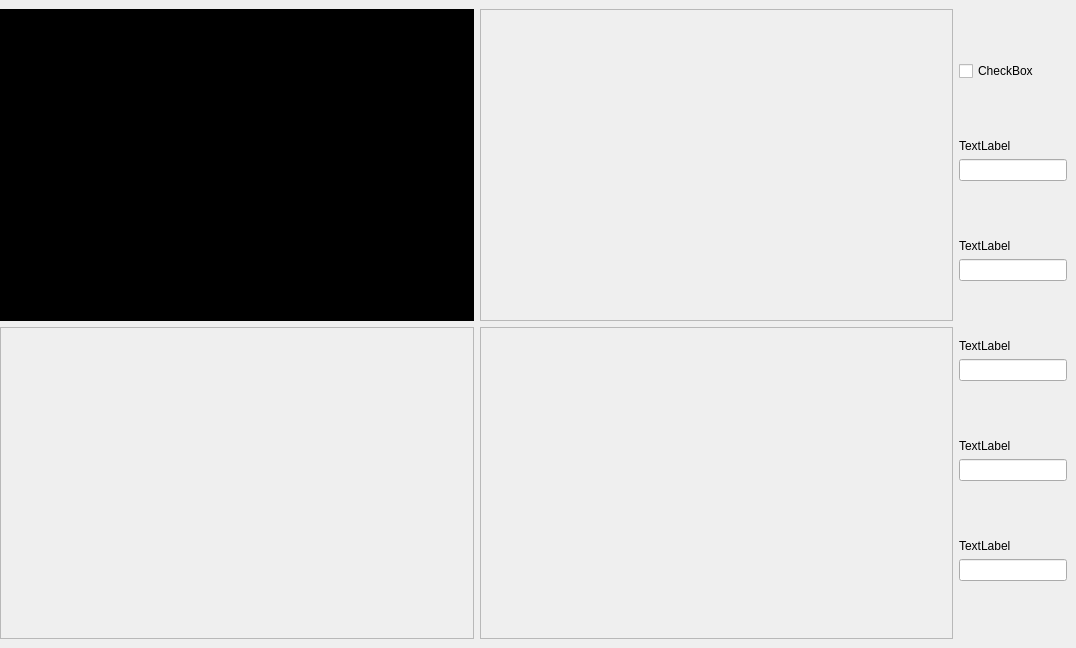
Before: the Qt Designer form untitled.ui in roderiix/Tarea2-IA, drawn with Qt 5.
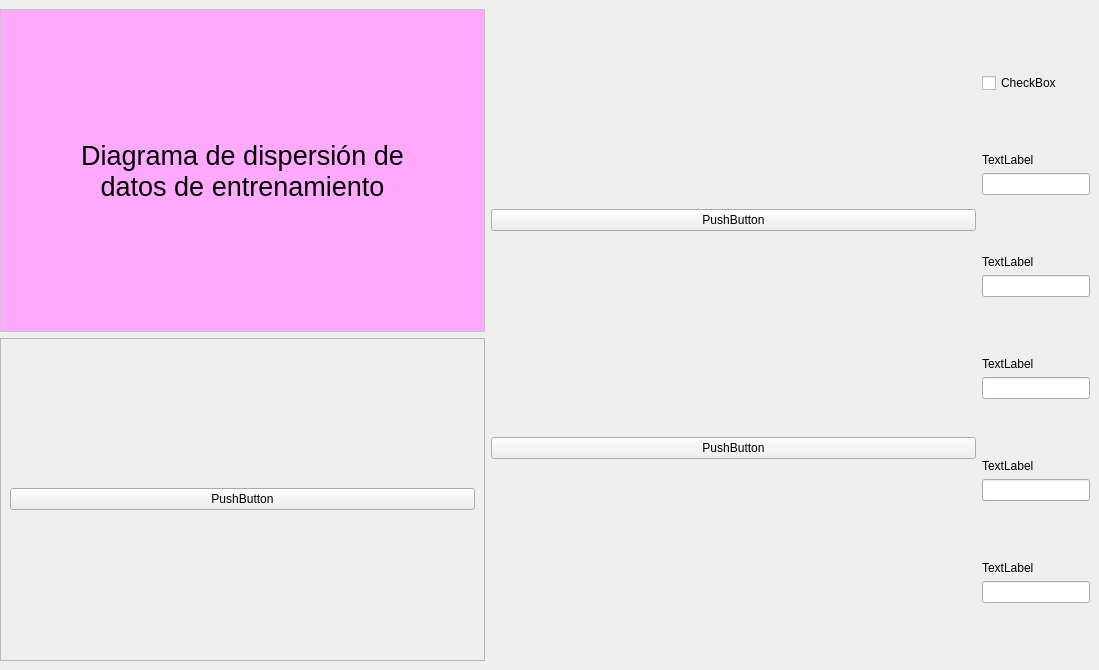
After: the same form once the commit is applied.

What changed in the file:
```diff
--- a/untitled.ui
+++ b/untitled.ui
@@ -6,8 +6,8 @@
    <rect>
     <x>0</x>
     <y>0</y>
-    <width>1076</width>
-    <height>648</height>
+    <width>1099</width>
+    <height>670</height>
    </rect>
   </property>
   <property name="minimumSize">
@@ -36,7 +36,7 @@
           <item>
            <widget class="QFrame" name="frame">
             <property name="styleSheet">
-             <string notr="true">background-color: rgb(0, 0, 0);</string>
+             <string notr="true">background-color: rgb(255, 255, 255);</string>
             </property>
             <property name="frameShape">
              <enum>QFrame::StyledPanel</enum>
@@ -44,6 +44,48 @@
             <property name="frameShadow">
              <enum>QFrame::Raised</enum>
             </property>
+            <layout class="QGridLayout" name="gridLayout">
+             <property name="leftMargin">
+              <number>0</number>
+             </property>
+             <property name="topMargin">
+              <number>0</number>
+             </property>
+             <property name="rightMargin">
+              <number>0</number>
+             </property>
+             <property name="bottomMargin">
+              <number>0</number>
+             </property>
+             <property name="spacing">
+              <number>0</number>
+             </property>
+             <item row="0" column="0">
+              <widget class="QPushButton" name="Btn_Grafico1">
+               <property name="sizePolicy">
+                <sizepolicy hsizetype="Ignored" vsizetype="Ignored">
+                 <horstretch>0</horstretch>
+                 <verstretch>0</verstretch>
+                </sizepolicy>
+               </property>
+               <property name="font">
+                <font>
+                 <pointsize>20</pointsize>
+                </font>
+               </property>
+               <property name="styleSheet">
+                <string notr="true">
+background-color: rgb(255, 170, 255);
+border: none;
+</string>
+               </property>
+               <property name="text">
+                <string>Diagrama de dispersión de
+datos de entrenamiento</string>
+               </property>
+              </widget>
+             </item>
+            </layout>
            </widget>
           </item>
          </layout>
@@ -51,13 +93,22 @@
         <item>
          <layout class="QVBoxLayout" name="verticalLayout_6">
           <item>
-           <widget class="QFrame" name="frame_3">
+           <widget class="QFrame" name="frame_2">
             <property name="frameShape">
              <enum>QFrame::StyledPanel</enum>
             </property>
             <property name="frameShadow">
              <enum>QFrame::Raised</enum>
             </property>
+            <layout class="QGridLayout" name="gridLayout_2">
+             <item row="0" column="0">
+              <widget class="QPushButton" name="pushButton_2">
+               <property name="text">
+                <string>PushButton</string>
+               </property>
+              </widget>
+             </item>
+            </layout>
            </widget>
           </item>
          </layout>
@@ -69,12 +120,9 @@
         <item>
          <layout class="QVBoxLayout" name="verticalLayout_3">
           <item>
-           <widget class="QFrame" name="frame_2">
-            <property name="frameShape">
-             <enum>QFrame::StyledPanel</enum>
-            </property>
-            <property name="frameShadow">
-             <enum>QFrame::Raised</enum>
+           <widget class="QPushButton" name="pushButton">
+            <property name="text">
+             <string>PushButton</string>
             </property>
            </widget>
           </item>
@@ -83,12 +131,9 @@
         <item>
          <layout class="QVBoxLayout" name="verticalLayout_4">
           <item>
-           <widget class="QFrame" name="frame_4">
-            <property name="frameShape">
-             <enum>QFrame::StyledPanel</enum>
-            </property>
-            <property name="frameShadow">
-             <enum>QFrame::Raised</enum>
+           <widget class="QPushButton" name="pushButton_3">
+            <property name="text">
+             <string>PushButton</string>
             </property>
            </widget>
           </item>
@@ -98,6 +143,9 @@
       </item>
       <item>
        <layout class="QVBoxLayout" name="verticalLayout_7">
+        <property name="topMargin">
+         <number>10</number>
+        </property>
         <item>
          <layout class="QVBoxLayout" name="verticalLayout_10">
           <item>
```
